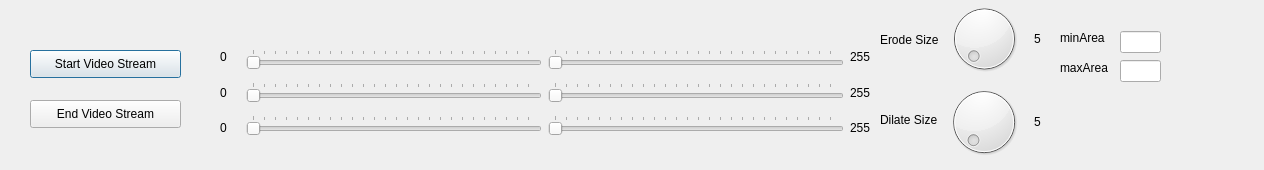
First picture: the form in KiteControl-Qt/imageprocessing.ui, repository adrienemery/zenith-wind-power, before the edit.
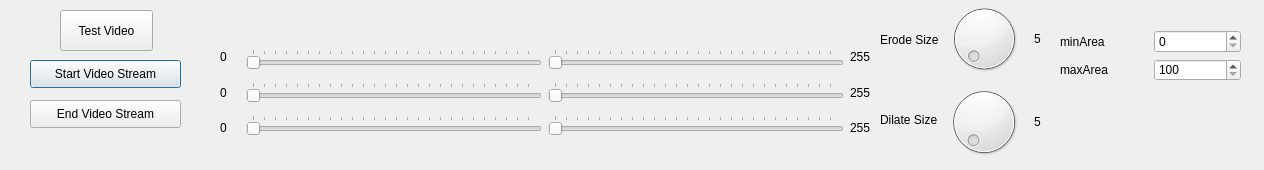
Second picture: the form after the edit.

Commit message:
kite Tracking now works. copy videos/testKite.avi to your debug folder (the one that contains KiteControl.exe). This video will demonstrate how it works...try and filter the kite to see it in action!
TODO: Save settings to file on exit, parse all data on program opening

```diff
--- a/KiteControl-Qt/imageprocessing.ui
+++ b/KiteControl-Qt/imageprocessing.ui
@@ -191,7 +191,7 @@
    <property name="geometry">
     <rect>
      <x>30</x>
-     <y>50</y>
+     <y>60</y>
      <width>151</width>
      <height>28</height>
     </rect>
@@ -239,33 +239,7 @@
     <string>Dilate Size</string>
    </property>
   </widget>
-  <widget class="QLabel" name="label_3">
-   <property name="geometry">
-    <rect>
-     <x>1060</x>
-     <y>30</y>
-     <width>53</width>
-     <height>16</height>
-    </rect>
-   </property>
-   <property name="text">
-    <string>minArea</string>
-   </property>
-  </widget>
-  <widget class="QLabel" name="label_4">
-   <property name="geometry">
-    <rect>
-     <x>1060</x>
-     <y>60</y>
-     <width>53</width>
-     <height>16</height>
-    </rect>
-   </property>
-   <property name="text">
-    <string>maxArea</string>
-   </property>
-  </widget>
-  <widget class="QWidget" name="">
+  <widget class="QWidget" name="layoutWidget">
    <property name="geometry">
     <rect>
      <x>940</x>
@@ -331,21 +305,67 @@
     </item>
    </layout>
   </widget>
+  <widget class="QPushButton" name="pushButton">
+   <property name="geometry">
+    <rect>
+     <x>60</x>
+     <y>10</y>
+     <width>93</width>
+     <height>41</height>
+    </rect>
+   </property>
+   <property name="text">
+    <string>Test Video</string>
+   </property>
+  </widget>
   <widget class="QWidget" name="">
    <property name="geometry">
     <rect>
-     <x>1120</x>
+     <x>1060</x>
      <y>30</y>
-     <width>41</width>
-     <height>53</height>
+     <width>181</width>
+     <height>51</height>
     </rect>
    </property>
    <layout class="QVBoxLayout" name="verticalLayout_6">
     <item>
-     <widget class="QLineEdit" name="minArea_lineEdit"/>
+     <layout class="QHBoxLayout" name="horizontalLayout_6">
+      <item>
+       <widget class="QLabel" name="label_3">
+        <property name="text">
+         <string>minArea</string>
+        </property>
+       </widget>
+      </item>
+      <item>
+       <widget class="QSpinBox" name="minArea_spinBox">
+        <property name="maximum">
+         <number>100000</number>
+        </property>
+       </widget>
+      </item>
+     </layout>
     </item>
     <item>
-     <widget class="QLineEdit" name="maxArea_lineEdit"/>
+     <layout class="QHBoxLayout" name="horizontalLayout_7">
+      <item>
+       <widget class="QLabel" name="label_4">
+        <property name="text">
+         <string>maxArea</string>
+        </property>
+       </widget>
+      </item>
+      <item>
+       <widget class="QSpinBox" name="maxArea_spinbox">
+        <property name="minimum">
+         <number>100</number>
+        </property>
+        <property name="maximum">
+         <number>100000</number>
+        </property>
+       </widget>
+      </item>
+     </layout>
     </item>
    </layout>
   </widget>
```
Left out of the diff: 64 changed lines with no effect on the pictures. The commit also changes 5 other files.
